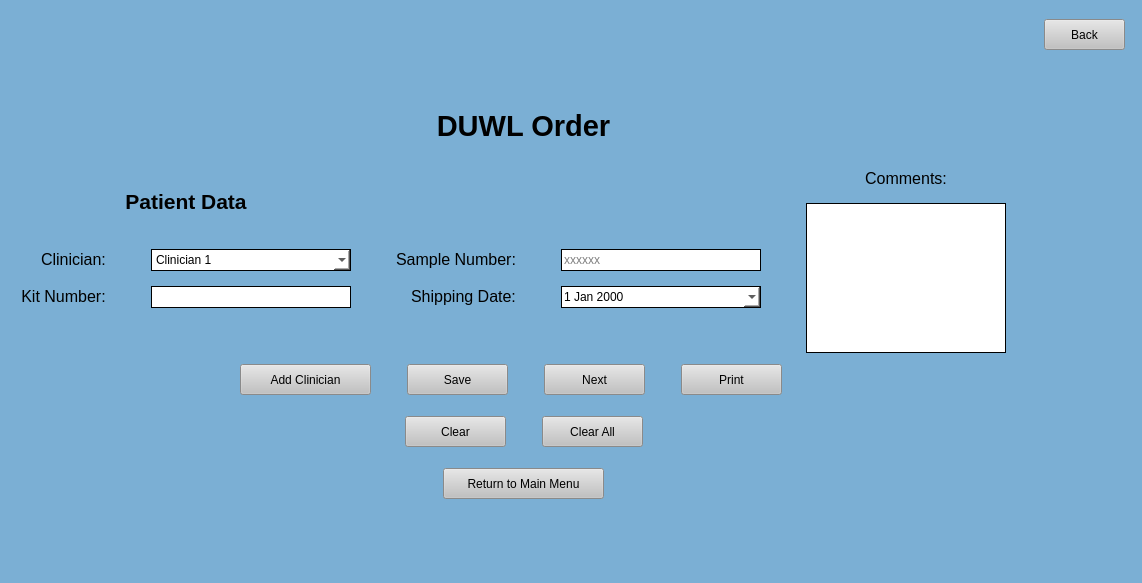
Old version of the form UI Screens/COMBdb_DUWL_Order_Form.ui in the repository Kasmanian/COMBDb-oldgen.
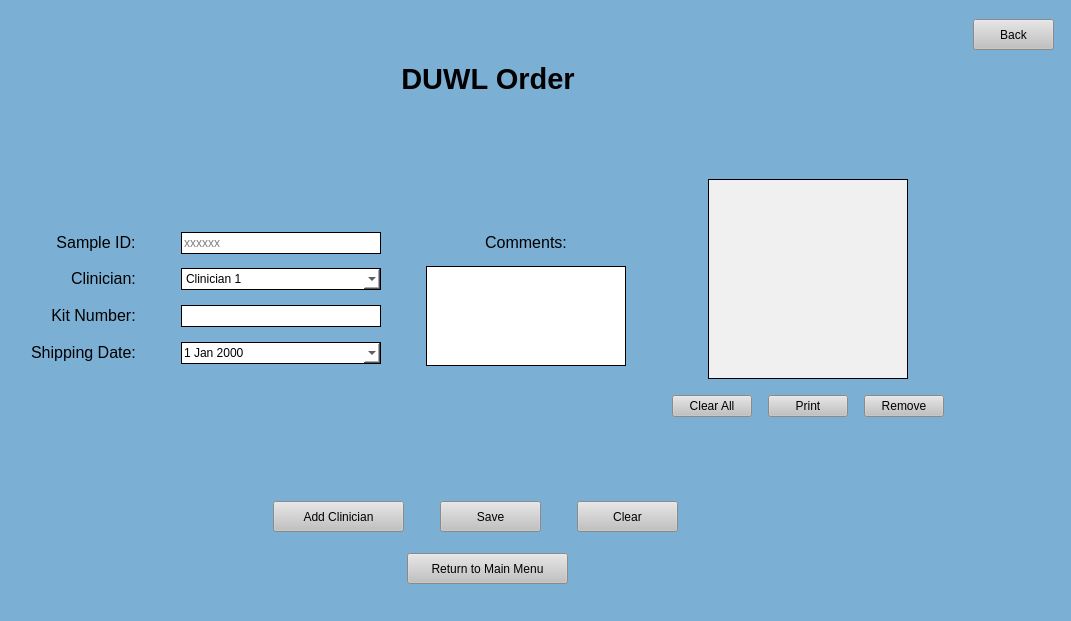
New version of the form.

Commit message: Deleted unused UI's. Added tables to DUWL UI's.

What changed in the file:
```diff
--- a/UI Screens/COMBdb_DUWL_Order_Form.ui
+++ b/UI Screens/COMBdb_DUWL_Order_Form.ui
@@ -6,8 +6,8 @@
    <rect>
     <x>0</x>
     <y>0</y>
-    <width>1142</width>
-    <height>583</height>
+    <width>1071</width>
+    <height>621</height>
    </rect>
   </property>
   <property name="minimumSize">
@@ -73,7 +73,7 @@
         <property name="sizeHint" stdset="0">
          <size>
           <width>10</width>
-          <height>20</height>
+          <height>40</height>
          </size>
         </property>
        </spacer>
@@ -94,74 +94,109 @@
          </spacer>
         </item>
         <item>
-         <layout class="QGridLayout" name="gridLayout_2">
+         <layout class="QHBoxLayout" name="horizontalLayout_5">
+          <property name="leftMargin">
+           <number>0</number>
+          </property>
           <property name="topMargin">
            <number>0</number>
           </property>
           <property name="rightMargin">
-           <number>20</number>
+           <number>0</number>
           </property>
           <property name="bottomMargin">
            <number>0</number>
           </property>
-          <property name="horizontalSpacing">
-           <number>45</number>
-          </property>
-          <property name="verticalSpacing">
-           <number>15</number>
-          </property>
-          <item row="2" column="1">
-           <widget class="QComboBox" name="clinicianDropDown">
-            <property name="minimumSize">
-             <size>
-              <width>200</width>
-              <height>22</height>
-             </size>
+          <item>
+           <spacer name="horizontalSpacer_12">
+            <property name="orientation">
+             <enum>Qt::Horizontal</enum>
             </property>
-            <property name="maximumSize">
+            <property name="sizeHint" stdset="0">
              <size>
-              <width>200</width>
-              <height>22</height>
+              <width>40</width>
+              <height>20</height>
              </size>
             </property>
-            <property name="styleSheet">
-             <string notr="true">background-color: rgb(255, 255, 255);
+           </spacer>
+          </item>
+          <item>
+           <layout class="QGridLayout" name="gridLayout_2">
+            <property name="topMargin">
+             <number>0</number>
+            </property>
+            <property name="rightMargin">
+             <number>0</number>
+            </property>
+            <property name="bottomMargin">
+             <number>0</number>
+            </property>
+            <property name="horizontalSpacing">
+             <number>45</number>
+            </property>
+            <property name="verticalSpacing">
+             <number>12</number>
+            </property>
+            <item row="0" column="2">
+             <spacer name="verticalSpacer_8">
+              <property name="orientation">
+               <enum>Qt::Vertical</enum>
+              </property>
+              <property name="sizeHint" stdset="0">
+               <size>
+                <width>20</width>
+                <height>40</height>
+               </size>
+              </property>
+             </spacer>
+            </item>
+            <item row="1" column="1" alignment="Qt::AlignRight">
+             <widget class="QLabel" name="label_14">
+              <property name="text">
+               <string>&lt;html&gt;&lt;head/&gt;&lt;body&gt;&lt;p align=&quot;center&quot;&gt;&lt;span style=&quot; font-size:12pt;&quot;&gt;Sample ID:&lt;/span&gt;&lt;/p&gt;&lt;/body&gt;&lt;/html&gt;</string>
+              </property>
+              <property name="alignment">
+               <set>Qt::AlignRight|Qt::AlignTrailing|Qt::AlignVCenter</set>
+              </property>
+             </widget>
+            </item>
+            <item row="3" column="2">
+             <widget class="QLineEdit" name="kitNumber">
+              <property name="minimumSize">
+               <size>
+                <width>200</width>
+                <height>22</height>
+               </size>
+              </property>
+              <property name="maximumSize">
+               <size>
+                <width>200</width>
+                <height>22</height>
+               </size>
+              </property>
+              <property name="styleSheet">
+               <string notr="true">background-color: rgb(255, 255, 255);
 border-style: solid;
 border-width: 1px</string>
-            </property>
-            <item>
-             <property name="text">
-              <string>Clinician 1</string>
-             </property>
+              </property>
+             </widget>
             </item>
-            <item>
-             <property name="text">
-              <string>Clinician 2</string>
-             </property>
-            </item>
-            <item>
-             <property name="text">
-              <string>Clinician 3</string>
-             </property>
-            </item>
-           </widget>
-          </item>
-          <item row="3" column="3">
-           <widget class="QDateEdit" name="shippingDate">
-            <property name="minimumSize">
-             <size>
-              <width>200</width>
-              <height>22</height>
-             </size>
-            </property>
-            <property name="maximumSize">
-             <size>
-              <width>200</width>
-              <height>22</height>
-             </size>
-            </property>
-            <property name="styleSheet">
-             <string notr="true">QDateEdit {
+            <item row="4" column="2">
+             <widget class="QDateEdit" name="shippingDate">
+              <property name="minimumSize">
+               <size>
+                <width>200</width>
+                <height>22</height>
+               </size>
+              </property>
+              <property name="maximumSize">
+               <size>
+                <width>200</width>
+                <height>22</height>
+               </size>
+              </property>
+              <property name="styleSheet">
+               <string notr="true">QDateEdit {
 background-color: rgb(255, 255, 255);
 border-style: solid;
 border-width: 1px
@@ -218,142 +253,395 @@
 {
 color: rgb(64, 64, 64);
 }</string>
-            </property>
-            <property name="calendarPopup">
-             <bool>true</bool>
-            </property>
-           </widget>
-          </item>
-          <item row="3" column="1">
-           <widget class="QLineEdit" name="kitNumber">
-            <property name="minimumSize">
-             <size>
-              <width>200</width>
-              <height>22</height>
-             </size>
-            </property>
-            <property name="maximumSize">
-             <size>
-              <width>200</width>
-              <height>22</height>
-             </size>
-            </property>
-            <property name="styleSheet">
-             <string notr="true">background-color: rgb(255, 255, 255);
+              </property>
+              <property name="calendarPopup">
+               <bool>true</bool>
+              </property>
+             </widget>
+            </item>
+            <item row="1" column="3">
+             <widget class="QLabel" name="label_16">
+              <property name="text">
+               <string>&lt;html&gt;&lt;head/&gt;&lt;body&gt;&lt;p align=&quot;center&quot;&gt;&lt;span style=&quot; font-size:12pt;&quot;&gt;Comments:&lt;/span&gt;&lt;/p&gt;&lt;/body&gt;&lt;/html&gt;</string>
+              </property>
+              <property name="alignment">
+               <set>Qt::AlignRight|Qt::AlignTrailing|Qt::AlignVCenter</set>
+              </property>
+             </widget>
+            </item>
+            <item row="2" column="1" alignment="Qt::AlignRight">
+             <widget class="QLabel" name="label_8">
+              <property name="text">
+               <string>&lt;html&gt;&lt;head/&gt;&lt;body&gt;&lt;p align=&quot;center&quot;&gt;&lt;span style=&quot; font-size:12pt;&quot;&gt;Clinician:&lt;/span&gt;&lt;/p&gt;&lt;/body&gt;&lt;/html&gt;</string>
+              </property>
+              <property name="alignment">
+               <set>Qt::AlignRight|Qt::AlignTrailing|Qt::AlignVCenter</set>
+              </property>
+             </widget>
+            </item>
+            <item row="4" column="1" alignment="Qt::AlignRight">
+             <widget class="QLabel" name="label_15">
+              <property name="text">
+               <string>&lt;html&gt;&lt;head/&gt;&lt;body&gt;&lt;p align=&quot;center&quot;&gt;&lt;span style=&quot; font-size:12pt;&quot;&gt;Shipping Date:&lt;/span&gt;&lt;/p&gt;&lt;/body&gt;&lt;/html&gt;</string>
+              </property>
+              <property name="alignment">
+               <set>Qt::AlignRight|Qt::AlignTrailing|Qt::AlignVCenter</set>
+              </property>
+             </widget>
+            </item>
+            <item row="3" column="1" alignment="Qt::AlignRight">
+             <widget class="QLabel" name="label_10">
+              <property name="text">
+               <string>&lt;html&gt;&lt;head/&gt;&lt;body&gt;&lt;p align=&quot;center&quot;&gt;&lt;span style=&quot; font-size:12pt;&quot;&gt;Kit Number:&lt;/span&gt;&lt;/p&gt;&lt;/body&gt;&lt;/html&gt;</string>
+              </property>
+              <property name="alignment">
+               <set>Qt::AlignRight|Qt::AlignTrailing|Qt::AlignVCenter</set>
+              </property>
+             </widget>
+            </item>
+            <item row="5" column="2">
+             <spacer name="verticalSpacer_9">
+              <property name="orientation">
+               <enum>Qt::Vertical</enum>
+              </property>
+              <property name="sizeHint" stdset="0">
+               <size>
+                <width>20</width>
+                <height>40</height>
+               </size>
+              </property>
+             </spacer>
+            </item>
+            <item row="1" column="2">
+             <widget class="QLineEdit" name="sampleID">
+              <property name="minimumSize">
+               <size>
+                <width>200</width>
+                <height>22</height>
+               </size>
+              </property>
+              <property name="maximumSize">
+               <size>
+                <width>200</width>
+                <height>22</height>
+               </size>
+              </property>
+              <property name="styleSheet">
+               <string notr="true">background-color: rgb(255, 255, 255);
 border-style: solid;
 border-width: 1px</string>
-            </property>
-           </widget>
+              </property>
+              <property name="readOnly">
+               <bool>true</bool>
+              </property>
+              <property name="placeholderText">
+               <string>xxxxxx</string>
+              </property>
+             </widget>
+            </item>
+            <item row="2" column="2">
+             <widget class="QComboBox" name="clinicianDropDown">
+              <property name="minimumSize">
+               <size>
+                <width>200</width>
+                <height>22</height>
+               </size>
+              </property>
+              <property name="maximumSize">
+               <size>
+                <width>200</width>
+                <height>22</height>
+               </size>
+              </property>
+              <property name="styleSheet">
+               <string notr="true">background-color: rgb(255, 255, 255);
+border-style: solid;
+border-width: 1px</string>
+              </property>
+              <item>
+               <property name="text">
+                <string>Clinician 1</string>
+               </property>
+              </item>
+              <item>
+               <property name="text">
+                <string>Clinician 2</string>
+               </property>
+              </item>
+              <item>
+               <property name="text">
+                <string>Clinician 3</string>
+               </property>
+              </item>
+             </widget>
+            </item>
+            <item row="2" column="3" rowspan="3" alignment="Qt::AlignHCenter|Qt::AlignVCenter">
+             <widget class="QTextEdit" name="comment">
+              <property name="sizePolicy">
+               <sizepolicy hsizetype="Fixed" vsizetype="Fixed">
+                <horstretch>0</horstretch>
+                <verstretch>0</verstretch>
+               </sizepolicy>
+              </property>
+              <property name="minimumSize">
+               <size>
+                <width>0</width>
+                <height>0</height>
+               </size>
+              </property>
+              <property name="maximumSize">
+               <size>
+                <width>200</width>
+                <height>100</height>
+               </size>
+              </property>
+              <property name="styleSheet">
+               <string notr="true">background-color: rgb(255, 255, 255);
+border-style: solid;
+border-width: 1px</string>
+              </property>
+             </widget>
+            </item>
+           </layout>
           </item>
-          <item row="3" column="0" alignment="Qt::AlignRight">
-           <widget class="QLabel" name="label_10">
-            <property name="text">
-             <string>&lt;html&gt;&lt;head/&gt;&lt;body&gt;&lt;p align=&quot;center&quot;&gt;&lt;span style=&quot; font-size:12pt;&quot;&gt;Kit Number:&lt;/span&gt;&lt;/p&gt;&lt;/body&gt;&lt;/html&gt;</string>
+          <item>
+           <spacer name="horizontalSpacer_2">
+            <property name="orientation">
+             <enum>Qt::Horizontal</enum>
             </property>
-            <property name="alignment">
-             <set>Qt::AlignRight|Qt::AlignTrailing|Qt::AlignVCenter</set>
+            <property name="sizeType">
+             <enum>QSizePolicy::Minimum</enum>
             </property>
-           </widget>
-          </item>
-          <item row="0" column="4">
-           <widget class="QLabel" name="label_16">
-            <property name="text">
-             <string>&lt;html&gt;&lt;head/&gt;&lt;body&gt;&lt;p align=&quot;center&quot;&gt;&lt;span style=&quot; font-size:12pt;&quot;&gt;Comments:&lt;/span&gt;&lt;/p&gt;&lt;/body&gt;&lt;/html&gt;</string>
+            <property name="sizeHint" stdset="0">
+             <size>
+              <width>40</width>
+              <height>20</height>
+             </size>
             </property>
-            <property name="alignment">
-             <set>Qt::AlignRight|Qt::AlignTrailing|Qt::AlignVCenter</set>
-            </property>
-           </widget>
+           </spacer>
           </item>
-          <item row="0" column="0" rowspan="2" colspan="2">
-           <widget class="QLabel" name="label_4">
-            <property name="text">
-             <string>&lt;html&gt;&lt;head/&gt;&lt;body&gt;&lt;p align=&quot;center&quot;&gt;&lt;span style=&quot; font-size:16pt; font-weight:600;&quot;&gt;Patient Data&lt;/span&gt;&lt;/p&gt;&lt;/body&gt;&lt;/html&gt;</string>
+          <item>
+           <layout class="QVBoxLayout" name="verticalLayout_2">
+            <property name="leftMargin">
+             <number>0</number>
             </property>
-           </widget>
-          </item>
-          <item row="2" column="0" alignment="Qt::AlignRight">
-           <widget class="QLabel" name="label_8">
-            <property name="text">
-             <string>&lt;html&gt;&lt;head/&gt;&lt;body&gt;&lt;p align=&quot;center&quot;&gt;&lt;span style=&quot; font-size:12pt;&quot;&gt;Clinician:&lt;/span&gt;&lt;/p&gt;&lt;/body&gt;&lt;/html&gt;</string>
+            <property name="topMargin">
+             <number>0</number>
             </property>
-            <property name="alignment">
-             <set>Qt::AlignRight|Qt::AlignTrailing|Qt::AlignVCenter</set>
+            <property name="rightMargin">
+             <number>0</number>
             </property>
-           </widget>
-          </item>
-          <item row="1" column="4" rowspan="4">
-           <widget class="QTextEdit" name="comment">
-            <property name="minimumSize">
-             <size>
-              <width>200</width>
-              <height>150</height>
-             </size>
+            <property name="bottomMargin">
+             <number>0</number>
             </property>
-            <property name="maximumSize">
-             <size>
-              <width>200</width>
-              <height>150</height>
-             </size>
-            </property>
-            <property name="styleSheet">
-             <string notr="true">background-color: rgb(255, 255, 255);
+            <item>
+             <spacer name="verticalSpacer_11">
+              <property name="orientation">
+               <enum>Qt::Vertical</enum>
+              </property>
+              <property name="sizeHint" stdset="0">
+               <size>
+                <width>20</width>
+                <height>40</height>
+               </size>
+              </property>
+             </spacer>
+            </item>
+            <item alignment="Qt::AlignHCenter">
+             <widget class="QTableWidget" name="tableWidget">
+              <property name="minimumSize">
+               <size>
+                <width>200</width>
+                <height>200</height>
+               </size>
+              </property>
+              <property name="maximumSize">
+               <size>
+                <width>200</width>
+                <height>200</height>
+               </size>
+              </property>
+              <property name="styleSheet">
+               <string notr="true">background-color: rgb(240, 240, 240);
 border-style: solid;
 border-width: 1px</string>
-            </property>
-           </widget>
+              </property>
+              <property name="editTriggers">
+               <set>QAbstractItemView::DoubleClicked|QAbstractItemView::SelectedClicked</set>
+              </property>
+              <property name="alternatingRowColors">
+               <bool>true</bool>
+              </property>
+              <property name="selectionMode">
+               <enum>QAbstractItemView::SingleSelection</enum>
+              </property>
+             </widget>
+            </item>
+            <item>
+             <spacer name="verticalSpacer_7">
+              <property name="orientation">
+               <enum>Qt::Vertical</enum>
+              </property>
+              <property name="sizeType">
+               <enum>QSizePolicy::Minimum</enum>
+              </property>
+              <property name="sizeHint" stdset="0">
+               <size>
+                <width>20</width>
+                <height>10</height>
+               </size>
+              </property>
+             </spacer>
+            </item>
+            <item>
+             <layout class="QHBoxLayout" name="horizontalLayout_4">
+              <property name="leftMargin">
+               <number>0</number>
+              </property>
+              <property name="topMargin">
+               <number>0</number>
+              </property>
+              <property name="rightMargin">
+               <number>0</number>
+              </property>
+              <property name="bottomMargin">
+               <number>0</number>
+              </property>
+              <item>
+               <widget class="QPushButton" name="clearAll">
+                <property name="cursor">
+                 <cursorShape>PointingHandCursor</cursorShape>
+                </property>
+                <property name="styleSheet">
+                 <string notr="true">QPushButton:hover {
+
+background-color: rgb(210, 210, 210);
+
+}
+
+QPushButton {
+
+background-color: rgb(193, 193, 193);
+
+}</string>
+                </property>
+                <property name="text">
+                 <string>Clear All</string>
+                </property>
+               </widget>
+              </item>
+              <item>
+               <spacer name="horizontalSpacer_16">
+                <property name="orientation">
+                 <enum>Qt::Horizontal</enum>
+                </property>
+                <property name="sizeType">
+                 <enum>QSizePolicy::Minimum</enum>
+                </property>
+                <property name="sizeHint" stdset="0">
+                 <size>
+                  <width>10</width>
+                  <height>20</height>
+                 </size>
+                </property>
+               </spacer>
+              </item>
+              <item>
+               <widget class="QPushButton" name="print">
+                <property name="cursor">
+                 <cursorShape>PointingHandCursor</cursorShape>
+                </property>
+                <property name="styleSheet">
+                 <string notr="true">QPushButton:hover {
+
+background-color: rgb(210, 210, 210);
+
+}
+
+QPushButton {
+
+background-color: rgb(193, 193, 193);
+
+}</string>
+                </property>
+                <property name="text">
+                 <string>Print</string>
+                </property>
+               </widget>
+              </item>
+              <item>
+               <spacer name="horizontalSpacer_17">
+                <property name="orientation">
+                 <enum>Qt::Horizontal</enum>
+                </property>
+                <property name="sizeType">
+                 <enum>QSizePolicy::Minimum</enum>
+                </property>
+                <property name="sizeHint" stdset="0">
+                 <size>
+                  <width>10</width>
+                  <height>20</height>
+                 </size>
+                </property>
+               </spacer>
+              </item>
+              <item>
+               <widget class="QPushButton" name="remove">
+                <property name="cursor">
+                 <cursorShape>PointingHandCursor</cursorShape>
+                </property>
+                <property name="styleSheet">
+                 <string notr="true">QPushButton:hover {
+
+background-color: rgb(210, 210, 210);
+
+}
+
+QPushButton {
+
+background-color: rgb(193, 193, 193);
+
+}</string>
+                </property>
+                <property name="text">
+                 <string>Remove</string>
+                </property>
+               </widget>
+              </item>
+             </layout>
+            </item>
+            <item>
+             <spacer name="verticalSpacer_10">
+              <property name="orientation">
+               <enum>Qt::Vertical</enum>
+              </property>
+              <property name="sizeHint" stdset="0">
+               <size>
+                <width>20</width>
+                <height>40</height>
+               </size>
+              </property>
+             </spacer>
+            </item>
+           </layout>
           </item>
-          <item row="3" column="2" alignment="Qt::AlignRight">
-           <widget class="QLabel" name="label_15">
-            <property name="text">
-             <string>&lt;html&gt;&lt;head/&gt;&lt;body&gt;&lt;p align=&quot;center&quot;&gt;&lt;span style=&quot; font-size:12pt;&quot;&gt;Shipping Date:&lt;/span&gt;&lt;/p&gt;&lt;/body&gt;&lt;/html&gt;</string>
+          <item>
+           <spacer name="horizontalSpacer_6">
+            <property name="orientation">
+             <enum>Qt::Horizontal</enum>
             </property>
-            <property name="alignment">
-             <set>Qt::AlignRight|Qt::AlignTrailing|Qt::AlignVCenter</set>
-            </property>
-           </widget>
-          </item>
-          <item row="2" column="3">
-           <widget class="QLineEdit" name="sampleID">
-            <property name="minimumSize">
+            <property name="sizeHint" stdset="0">
              <size>
-              <width>200</width>
-              <height>22</height>
+              <width>40</width>
+              <height>20</height>
              </size>
             </property>
-            <property name="maximumSize">
-             <size>
-              <width>200</width>
-              <height>22</height>
-             </size>
-            </property>
-            <property name="styleSheet">
-             <string notr="true">background-color: rgb(255, 255, 255);
-border-style: solid;
-border-width: 1px</string>
-            </property>
-            <property name="readOnly">
-             <bool>true</bool>
-            </property>
-            <property name="placeholderText">
-             <string>xxxxxx</string>
-            </property>
-           </widget>
-          </item>
-          <item row="2" column="2" alignment="Qt::AlignRight">
-           <widget class="QLabel" name="label_14">
-            <property name="text">
-             <string>&lt;html&gt;&lt;head/&gt;&lt;body&gt;&lt;p align=&quot;center&quot;&gt;&lt;span style=&quot; font-size:12pt;&quot;&gt;Sample Number:&lt;/span&gt;&lt;/p&gt;&lt;/body&gt;&lt;/html&gt;</string>
-            </property>
-            <property name="alignment">
-             <set>Qt::AlignRight|Qt::AlignTrailing|Qt::AlignVCenter</set>
-            </property>
-           </widget>
+           </spacer>
           </item>
          </layout>
         </item>
         <item>
-         <spacer name="horizontalSpacer_2">
+         <spacer name="horizontalSpacer_10">
           <property name="orientation">
            <enum>Qt::Horizontal</enum>
           </property>
@@ -378,7 +666,7 @@
         <property name="sizeHint" stdset="0">
          <size>
           <width>10</width>
-          <height>5</height>
+          <height>40</height>
          </size>
         </property>
        </spacer>
@@ -503,182 +791,16 @@
          </widget>
         </item>
         <item>
-         <spacer name="horizontalSpacer_6">
-          <property name="orientation">
-           <enum>Qt::Horizontal</enum>
-          </property>
-          <property name="sizeType">
-           <enum>QSizePolicy::Minimum</enum>
-          </property>
-          <property name="sizeHint" stdset="0">
-           <size>
-            <width>30</width>
-            <height>20</height>
-           </size>
-          </property>
-         </spacer>
-        </item>
-        <item>
-         <widget class="QPushButton" name="next">
-          <property name="minimumSize">
-           <size>
-            <width>101</width>
-            <height>31</height>
-           </size>
-          </property>
-          <property name="maximumSize">
-           <size>
-            <width>101</width>
-            <height>31</height>
-           </size>
-          </property>
-          <property name="cursor">
-           <cursorShape>PointingHandCursor</cursorShape>
-          </property>
-          <property name="styleSheet">
-           <string notr="true">QPushButton:hover {
-
-background-color: rgb(210, 210, 210);
-
-}
-
-QPushButton {
-
-background-color: rgb(193, 193, 193);
-
-}</string>
-          </property>
-          <property name="text">
-           <string>Next</string>
-          </property>
-         </widget>
-        </item>
-        <item>
-         <spacer name="horizontalSpacer_10">
-          <property name="orientation">
-           <enum>Qt::Horizontal</enum>
-          </property>
-          <property name="sizeType">
-           <enum>QSizePolicy::Minimum</enum>
-          </property>
-          <property name="sizeHint" stdset="0">
-           <size>
-            <width>30</width>
-            <height>20</height>
-           </size>
-          </property>
-         </spacer>
-        </item>
-        <item>
-         <widget class="QPushButton" name="print">
-          <property name="sizePolicy">
-           <sizepolicy hsizetype="Fixed" vsizetype="Fixed">
-            <horstretch>0</horstretch>
-            <verstretch>0</verstretch>
-           </sizepolicy>
-          </property>
-          <property name="minimumSize">
-           <size>
-            <width>101</width>
-            <height>31</height>
-           </size>
-          </property>
-          <property name="maximumSize">
-           <size>
-            <width>101</width>
-            <height>31</height>
-           </size>
-          </property>
-          <property name="cursor">
-           <cursorShape>PointingHandCursor</cursorShape>
-          </property>
-          <property name="styleSheet">
-           <string notr="true">QPushButton:hover {
-
-background-color: rgb(210, 210, 210);
-
-}
-
-QPushButton {
-
-background-color: rgb(193, 193, 193);
-
-}</string>
-          </property>
-          <property name="text">
-           <string>Print</string>
-          </property>
-         </widget>
-        </item>
-        <item>
-         <spacer name="horizontalSpacer_9">
-          <property name="orientation">
-           <enum>Qt::Horizontal</enum>
-          </property>
-          <property name="sizeType">
-           <enum>QSizePolicy::Minimum</enum>
-          </property>
-          <property name="sizeHint" stdset="0">
-           <size>
-            <width>25</width>
-            <height>20</height>
-           </size>
-          </property>
-         </spacer>
-        </item>
-        <item>
-         <spacer name="horizontalSpacer_8">
-          <property name="orientation">
-           <enum>Qt::Horizontal</enum>
-          </property>
-          <property name="sizeHint" stdset="0">
-           <size>
-            <width>40</width>
-            <height>20</height>
-           </size>
-          </property>
-         </spacer>
-        </item>
-       </layout>
-      </item>
-      <item>
-       <spacer name="verticalSpacer_7">
-        <property name="orientation">
-         <enum>Qt::Vertical</enum>
-        </property>
-        <property name="sizeType">
-         <enum>QSizePolicy::Minimum</enum>
-        </property>
-        <property name="sizeHint" stdset="0">
-         <size>
-          <width>20</width>
-          <height>15</height>
-         </size>
-        </property>
-       </spacer>
-      </item>
-      <item>
-       <layout class="QHBoxLayout" name="horizontalLayout_3">
-        <property name="leftMargin">
-         <number>0</number>
-        </property>
-        <property name="topMargin">
-         <number>0</number>
-        </property>
-        <property name="rightMargin">
-         <number>0</number>
-        </property>
-        <property name="bottomMargin">
-         <number>0</number>
-        </property>
-        <item>
          <spacer name="horizontalSpacer_11">
           <property name="orientation">
            <enum>Qt::Horizontal</enum>
           </property>
+          <property name="sizeType">
+           <enum>QSizePolicy::Minimum</enum>
+          </property>
           <property name="sizeHint" stdset="0">
            <size>
-            <width>40</width>
+            <width>30</width>
             <height>20</height>
            </size>
           </property>
@@ -726,7 +848,7 @@
          </widget>
         </item>
         <item>
-         <spacer name="horizontalSpacer_13">
+         <spacer name="horizontalSpacer_9">
           <property name="orientation">
            <enum>Qt::Horizontal</enum>
           </property>
@@ -735,49 +857,14 @@
           </property>
           <property name="sizeHint" stdset="0">
            <size>
-            <width>30</width>
+            <width>25</width>
             <height>20</height>
            </size>
           </property>
          </spacer>
         </item>
         <item>
-         <widget class="QPushButton" name="clearAll">
-          <property name="minimumSize">
-           <size>
-            <width>101</width>
-            <height>31</height>
-           </size>
-          </property>
-          <property name="maximumSize">
-           <size>
-            <width>101</width>
-            <height>31</height>
-           </size>
-          </property>
-          <property name="cursor">
-           <cursorShape>PointingHandCursor</cursorShape>
-          </property>
-          <property name="styleSheet">
-           <string notr="true">QPushButton:hover {
-
-background-color: rgb(210, 210, 210);
-
-}
-
-QPushButton {
-
-background-color: rgb(193, 193, 193);
-
-}</string>
-          </property>
-          <property name="text">
-           <string>Clear All</string>
-          </property>
-         </widget>
-        </item>
-        <item>
-         <spacer name="horizontalSpacer_12">
+         <spacer name="horizontalSpacer_8">
           <property name="orientation">
            <enum>Qt::Horizontal</enum>
           </property>
```
Left out of the diff: 123 changed lines with no effect on the pictures. The commit also changes 11 other files.
